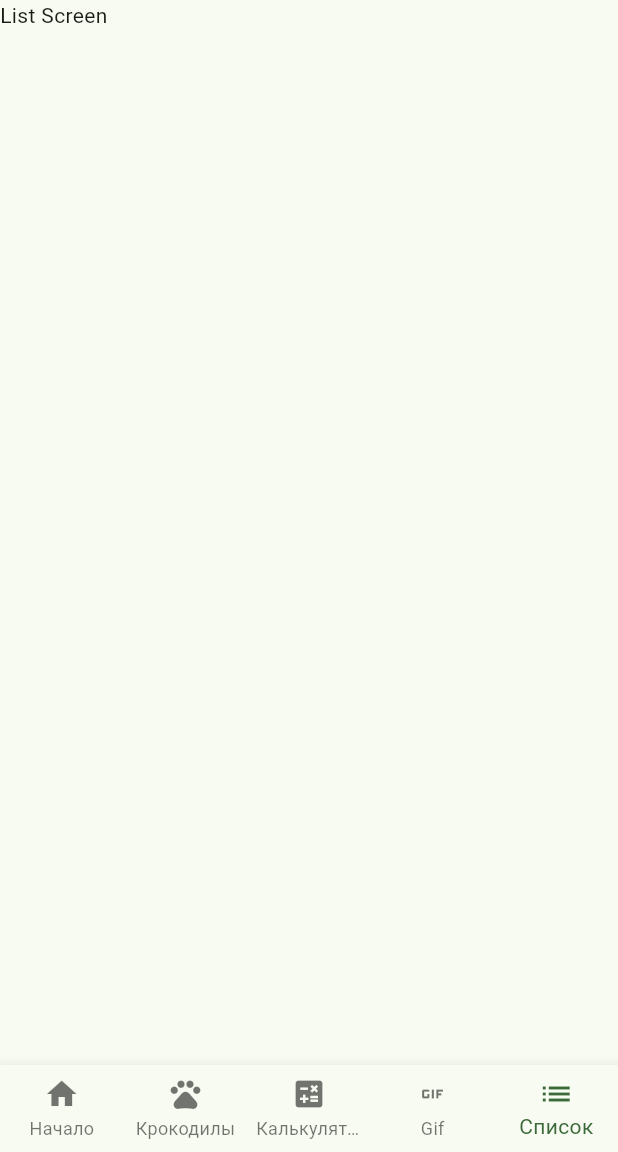
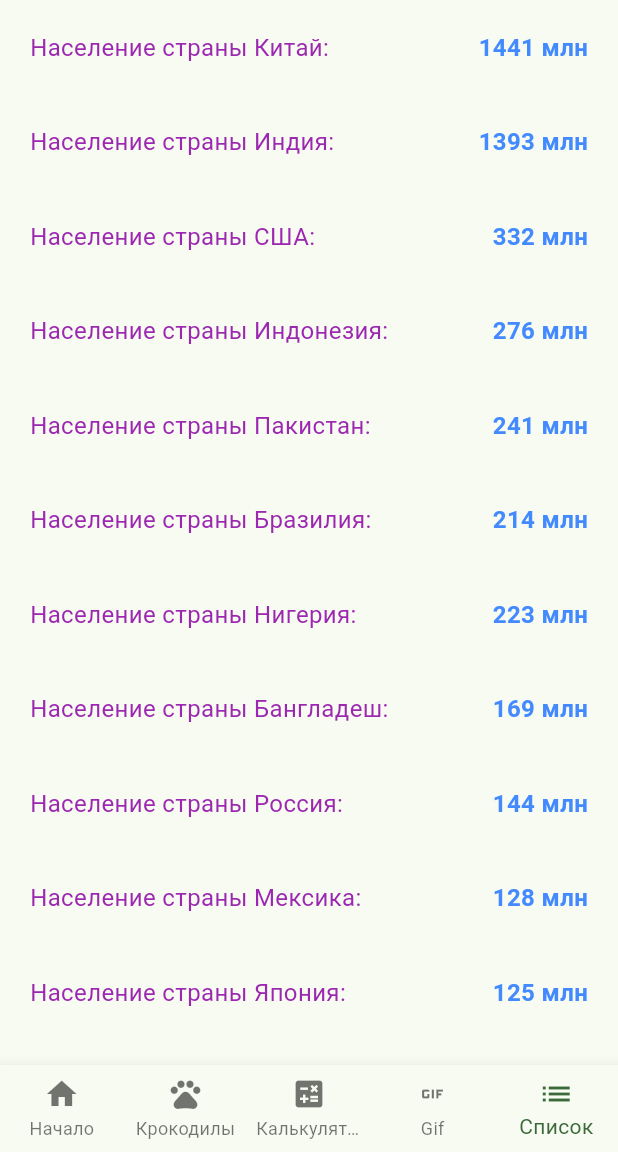
Before and after one commit to sharingan2077/rkmp_flutter, a Flutter app: the screen it shows after launch, item 5 of the bottom bar chosen, on a phone screen of 412 x 824 dp, the part 84-1236 px from its top. Run offline on Flutter 3.47's test engine with Material 3 defaults, Android fonts, the phone set to English and light mode, and no system bars.

Commit message:
[prac3] Adding list_screen

```diff
--- a/lib/list_screen.dart
+++ b/lib/list_screen.dart
@@ -0,0 +1,64 @@
+import 'package:flutter/material.dart';
+
+class ListScreen extends StatelessWidget {
+  const ListScreen({super.key});
+
+  static const Map<String, int> _countryPopulation = {
+    'Китай': 1441,
+    'Индия': 1393,
+    'США': 332,
+    'Индонезия': 276,
+    'Пакистан': 241,
+    'Бразилия': 214,
+    'Нигерия': 223,
+    'Бангладеш': 169,
+    'Россия': 144,
+    'Мексика': 128,
+    'Япония': 125,
+    'Эфиопия': 123,
+    'Филиппины': 112,
+    'Египет': 109,
+    'Вьетнам': 98,
+    'ДР Конго': 102,
+    'Турция': 85,
+    'Иран': 85,
+    'Германия': 83,
+    'Таиланд': 70,
+  };
+
+  List<Widget> generateListItems() =>
+      _countryPopulation.entries.map((entry) =>
+          createListItem(entry.key, entry.value)).toList();
+
+
+  Widget createListItem(String title, int population) {
+    return Padding(
+      padding: EdgeInsets.all(20),
+      child: Row(
+        mainAxisAlignment: MainAxisAlignment.spaceBetween,
+        mainAxisSize: MainAxisSize.max,
+        children: [
+          Flexible(
+            child: Text(
+              "Население страны $title:",
+              style: TextStyle(color: Colors.purple, fontSize: 16),
+              overflow: TextOverflow.ellipsis, // текст не вылезет за границы
+            ),
+          ),
+          Text(
+            "$population млн",
+            style: TextStyle(
+              color: Colors.blueAccent,
+              fontSize: 16,
+              fontWeight: FontWeight.bold,
+            ),
+          ),
+        ],
+      ),
+    );
+  }
+
+  @override
+  Widget build(BuildContext context) {
+    return ListView(children: generateListItems());
+  }}
--- a/lib/main.dart
+++ b/lib/main.dart
@@ -43,7 +43,7 @@ class _MyHomePageState extends State<MyHomePage> {
     CrocodileScreen(),
     CalculatorScreen(),
     const GifScreen(),
-    const Text("List Screen"),
+    const ListScreen(),
   ];
 
   void _onItemTapped(int index) {
```
